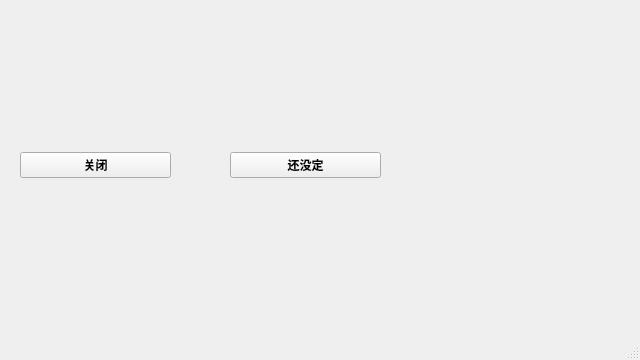
This is UI/test.ui in hchX009/ChangeFileNameTool as Qt 5 draws it before an edit. The edited form follows.
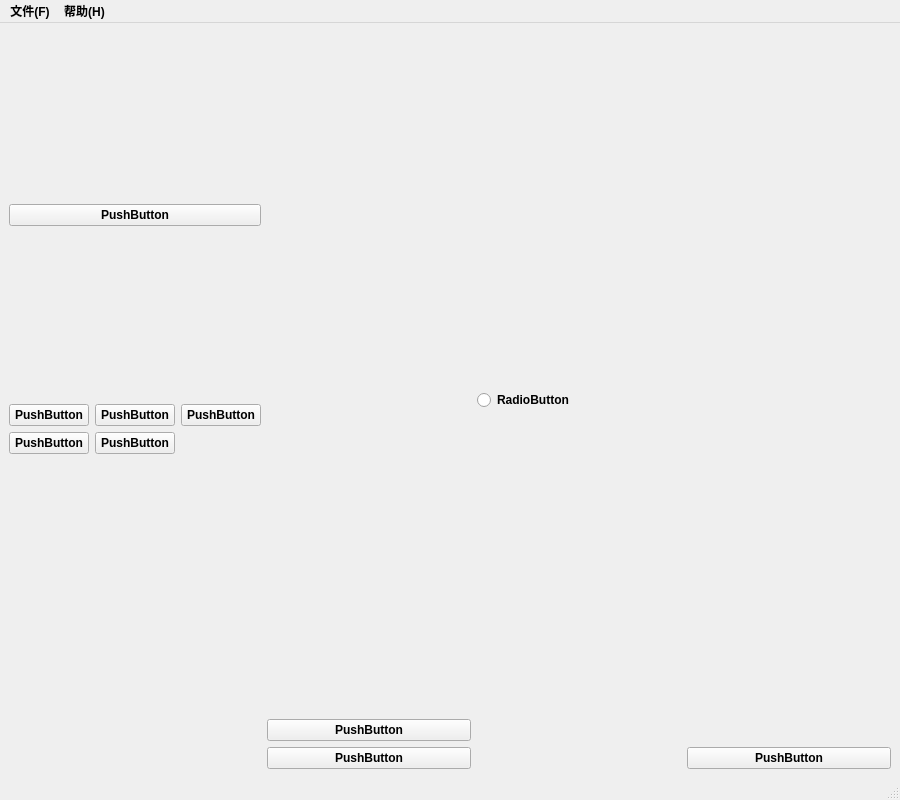
This is the edited form. Icons and pictures are not drawn.

Commit message: commit 初步设计了UI布局 in 2020.07.27

Diff of the .ui file:
```diff
--- a/UI/test.ui
+++ b/UI/test.ui
@@ -9,8 +9,8 @@
    <rect>
     <x>0</x>
     <y>0</y>
-    <width>640</width>
-    <height>360</height>
+    <width>900</width>
+    <height>800</height>
    </rect>
   </property>
   <property name="sizePolicy">
@@ -33,75 +33,192 @@
     <normaloff>../Documents/CASC_test.ico</normaloff>../Documents/CASC_test.ico</iconset>
   </property>
   <widget class="QWidget" name="centralwidget">
-   <widget class="QWidget" name="horizontalLayoutWidget">
-    <property name="geometry">
-     <rect>
-      <x>10</x>
-      <y>50</y>
-      <width>171</width>
-      <height>231</height>
-     </rect>
-    </property>
-    <layout class="QHBoxLayout" name="horizontalLayout">
-     <property name="spacing">
-      <number>0</number>
-     </property>
-     <property name="sizeConstraint">
-      <enum>QLayout::SetDefaultConstraint</enum>
-     </property>
-     <property name="leftMargin">
-      <number>10</number>
-     </property>
-     <property name="topMargin">
-      <number>0</number>
-     </property>
-     <property name="rightMargin">
-      <number>10</number>
-     </property>
-     <item>
-      <widget class="QPushButton" name="pushButton">
-       <property name="text">
-        <string>关闭</string>
-       </property>
-      </widget>
-     </item>
-    </layout>
-   </widget>
-   <widget class="QWidget" name="horizontalLayoutWidget_2">
-    <property name="geometry">
-     <rect>
-      <x>220</x>
-      <y>50</y>
-      <width>171</width>
-      <height>231</height>
-     </rect>
-    </property>
-    <layout class="QHBoxLayout" name="horizontalLayout_2">
-     <property name="leftMargin">
-      <number>10</number>
-     </property>
-     <property name="rightMargin">
-      <number>10</number>
-     </property>
-     <item>
-      <widget class="QPushButton" name="pushButton_2">
-       <property name="text">
-        <string>还没定</string>
-       </property>
-      </widget>
-     </item>
-    </layout>
-   </widget>
+   <layout class="QGridLayout" name="gridLayout_2">
+    <item row="0" column="0">
+     <layout class="QVBoxLayout" name="verticalLayout_2">
+      <property name="sizeConstraint">
+       <enum>QLayout::SetNoConstraint</enum>
+      </property>
+      <item>
+       <spacer name="verticalSpacer_3">
+        <property name="orientation">
+         <enum>Qt::Vertical</enum>
+        </property>
+        <property name="sizeHint" stdset="0">
+         <size>
+          <width>20</width>
+          <height>40</height>
+         </size>
+        </property>
+       </spacer>
+      </item>
+      <item>
+       <widget class="QPushButton" name="pushButton_5">
+        <property name="text">
+         <string>PushButton</string>
+        </property>
+       </widget>
+      </item>
+      <item>
+       <spacer name="verticalSpacer_2">
+        <property name="orientation">
+         <enum>Qt::Vertical</enum>
+        </property>
+        <property name="sizeHint" stdset="0">
+         <size>
+          <width>20</width>
+          <height>40</height>
+         </size>
+        </property>
+       </spacer>
+      </item>
+     </layout>
+    </item>
+    <item row="1" column="0">
+     <layout class="QGridLayout" name="gridLayout" columnstretch="0,0,0">
+      <item row="1" column="1">
+       <widget class="QPushButton" name="pushButton">
+        <property name="text">
+         <string>PushButton</string>
+        </property>
+       </widget>
+      </item>
+      <item row="0" column="0">
+       <widget class="QPushButton" name="pushButton_3">
+        <property name="text">
+         <string>PushButton</string>
+        </property>
+       </widget>
+      </item>
+      <item row="1" column="0">
+       <widget class="QPushButton" name="pushButton_4">
+        <property name="text">
+         <string>PushButton</string>
+        </property>
+       </widget>
+      </item>
+      <item row="0" column="2">
+       <widget class="QPushButton" name="pushButton_8">
+        <property name="text">
+         <string>PushButton</string>
+        </property>
+       </widget>
+      </item>
+      <item row="0" column="1">
+       <widget class="QPushButton" name="pushButton_2">
+        <property name="text">
+         <string>PushButton</string>
+        </property>
+       </widget>
+      </item>
+      <item row="2" column="1">
+       <spacer name="verticalSpacer_5">
+        <property name="orientation">
+         <enum>Qt::Vertical</enum>
+        </property>
+        <property name="sizeHint" stdset="0">
+         <size>
+          <width>20</width>
+          <height>40</height>
+         </size>
+        </property>
+       </spacer>
+      </item>
+     </layout>
+    </item>
+    <item row="0" column="3" rowspan="2">
+     <layout class="QVBoxLayout" name="verticalLayout_6">
+      <item>
+       <spacer name="verticalSpacer_4">
+        <property name="orientation">
+         <enum>Qt::Vertical</enum>
+        </property>
+        <property name="sizeHint" stdset="0">
+         <size>
+          <width>20</width>
+          <height>40</height>
+         </size>
+        </property>
+       </spacer>
+      </item>
+      <item>
+       <widget class="QPushButton" name="pushButton_7">
+        <property name="text">
+         <string>PushButton</string>
+        </property>
+       </widget>
+      </item>
+     </layout>
+    </item>
+    <item row="0" column="1" rowspan="2">
+     <layout class="QVBoxLayout" name="verticalLayout_8">
+      <item>
+       <spacer name="verticalSpacer_6">
+        <property name="orientation">
+         <enum>Qt::Vertical</enum>
+        </property>
+        <property name="sizeHint" stdset="0">
+         <size>
+          <width>20</width>
+          <height>338</height>
+         </size>
+        </property>
+       </spacer>
+      </item>
+      <item>
+       <layout class="QVBoxLayout" name="verticalLayout_3">
+        <item>
+         <widget class="QPushButton" name="pushButton_9">
+          <property name="text">
+           <string>PushButton</string>
+          </property>
+         </widget>
+        </item>
+        <item>
+         <widget class="QPushButton" name="pushButton_6">
+          <property name="text">
+           <string>PushButton</string>
+          </property>
+         </widget>
+        </item>
+       </layout>
+      </item>
+     </layout>
+    </item>
+    <item row="0" column="2" rowspan="2">
+     <layout class="QVBoxLayout" name="verticalLayout_7">
+      <item>
+       <widget class="QRadioButton" name="radioButton">
+        <property name="text">
+         <string>RadioButton</string>
+        </property>
+       </widget>
+      </item>
+     </layout>
+    </item>
+   </layout>
   </widget>
   <widget class="QMenuBar" name="menubar">
    <property name="geometry">
     <rect>
      <x>0</x>
      <y>0</y>
-     <width>640</width>
-     <height>25</height>
+     <width>900</width>
+     <height>26</height>
     </rect>
    </property>
+   <widget class="QMenu" name="menu_F">
+    <property name="title">
+     <string>文件(F)</string>
+    </property>
+   </widget>
+   <widget class="QMenu" name="menu_H">
+    <property name="title">
+     <string>帮助(H)</string>
+    </property>
+   </widget>
+   <addaction name="menu_F"/>
+   <addaction name="menu_H"/>
   </widget>
   <widget class="QStatusBar" name="statusbar"/>
  </widget>
```
Left out of the diff: 35 changed lines with no effect on the pictures. The commit also changes 1 other file.
